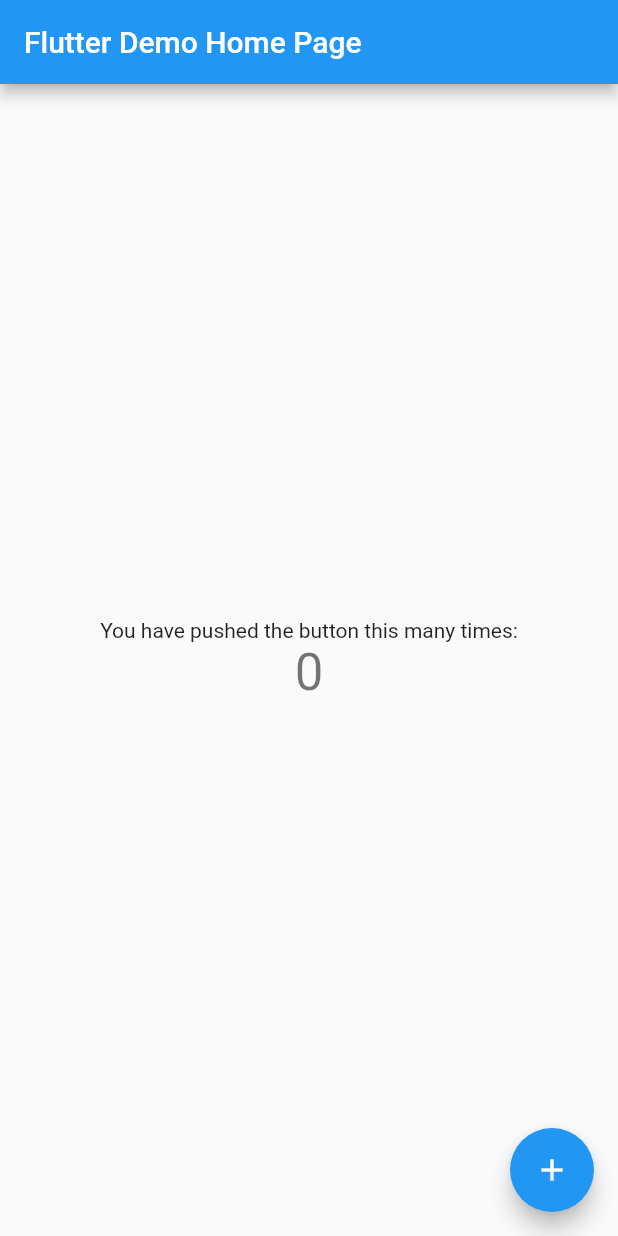
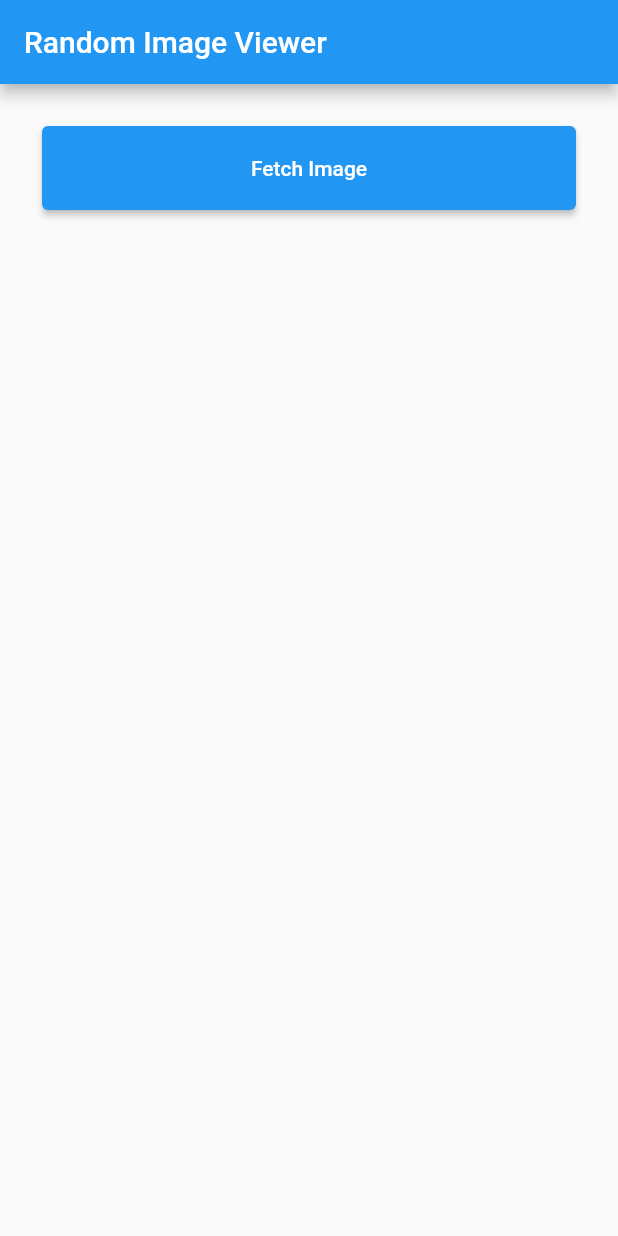
Before and after one commit to norman17uy/sample_app_theoria, a Flutter app: the screen it shows after launch, on a phone screen of 412 x 824 dp. Run offline on Flutter 3.47's test engine with Material 2 defaults, Android fonts, the phone set to English and light mode, and no system bars; our stand-ins replace bloc, dartz, equatable, flutter_bloc, flutter_easyloading, get_it and 1 more; generated files the repository leaves out were written again.

```diff
--- a/lib/features/random_image/presentation/bloc/random_image_bloc.dart
+++ b/lib/features/random_image/presentation/bloc/random_image_bloc.dart
@@ -1,13 +1,36 @@
 import 'package:bloc/bloc.dart';
 import 'package:equatable/equatable.dart';
+
+import 'package:sample_app_theoria/features/random_image/data/models/image_model.dart';
+import 'package:sample_app_theoria/features/random_image/domain/usecases/get_random_image.dart';
 
 part 'random_image_event.dart';
 part 'random_image_state.dart';
 
+const String unknownError = 'Unknown error occured. Please try again.';
+
 class RandomImageBloc extends Bloc<RandomImageEvent, RandomImageState> {
-  RandomImageBloc() : super(RandomImageInitial()) {
-    on<RandomImageEvent>((event, emit) {
-      // TODO: implement event handler
-    });
+  final GetRandomImage getRandomImage;
+  RandomImageBloc(
+    this.getRandomImage,
+  ) : super(RandomImageInitial()) {
+    on<FetchRandomImage>(_onGetRandomImage);
+  }
+
+  void _onGetRandomImage(
+    FetchRandomImage event,
+    Emitter<RandomImageState> emit,
+  ) async {
+    emit(RandomImageLoading());
+
+    final failureOrImageDetails = await getRandomImage();
+    failureOrImageDetails.fold(
+      (l) => emit(
+        const RandomImageLoadedError(message: unknownError),
+      ),
+      (imageDetails) => emit(
+        RandomImageLoaded(imageModel: imageDetails),
+      ),
+    );
   }
 }
--- a/lib/features/random_image/presentation/bloc/random_image_event.dart
+++ b/lib/features/random_image/presentation/bloc/random_image_event.dart
@@ -6,3 +6,5 @@
   @override
   List<Object> get props => [];
 }
+
+class FetchRandomImage extends RandomImageEvent {}
--- a/lib/features/random_image/presentation/bloc/random_image_state.dart
+++ b/lib/features/random_image/presentation/bloc/random_image_state.dart
@@ -6,4 +6,25 @@
   @override
   List<Object> get props => [];
 }
+
 class RandomImageInitial extends RandomImageState {}
+
+class RandomImageLoading extends RandomImageState {}
+
+class RandomImageLoaded extends RandomImageState {
+  final ImageModel imageModel;
+  const RandomImageLoaded({
+    required this.imageModel,
+  });
+  @override
+  List<Object> get props => [];
+}
+
+class RandomImageLoadedError extends RandomImageState {
+  final String message;
+  const RandomImageLoadedError({
+    required this.message,
+  });
+  @override
+  List<Object> get props => [message];
+}
--- /dev/null
+++ b/lib/features/random_image/presentation/pages/random_image_page.dart
@@ -0,0 +1,65 @@
+import 'package:flutter/material.dart';
+import 'package:flutter_bloc/flutter_bloc.dart';
+import 'package:flutter_easyloading/flutter_easyloading.dart';
+import 'package:sample_app_theoria/features/random_image/presentation/bloc/random_image_bloc.dart';
+import 'package:sample_app_theoria/features/random_image/presentation/widgets/widgets.dart';
+import '../../../../injection_container.dart';
+
+class RandomImagePage extends StatelessWidget {
+  const RandomImagePage({Key? key}) : super(key: key);
+
+  @override
+  Widget build(BuildContext context) {
+    return Scaffold(
+        appBar: AppBar(
+          title: const Text("Random Image Viewer"),
+        ),
+        body: _buildBody());
+  }
+
+  Widget _buildBody() {
+    return BlocProvider(
+      create: (_) => sl<RandomImageBloc>(),
+      child: ScrollableContent(
+        children: [
+          BlocConsumer<RandomImageBloc, RandomImageState>(
+            listener: (context, state) async {
+              if (state is RandomImageLoading) {
+                await EasyLoading.show(
+                  status: 'fetching...',
+                  maskType: EasyLoadingMaskType.black,
+                );
+              }
+              {
+                await EasyLoading.dismiss();
+              }
+            },
+            builder: (context, state) {
+              if (state is RandomImageLoaded) {
+                return ImageDetailsContainer(imageModel: state.imageModel);
+              } else if (state is RandomImageLoadedError) {
+                return MessageDisplay(message: state.message);
+              } else {
+                return const SizedBox();
+              }
+            },
+          ),
+          BlocBuilder<RandomImageBloc, RandomImageState>(
+            builder: (context, state) {
+              if (state is RandomImageLoading) {
+                return const SizedBox();
+              } else {
+                return CustomButton(
+                  buttonLabel: "Fetch Image",
+                  onButtonPressed: () {
+                    context.read<RandomImageBloc>().add(FetchRandomImage());
+                  },
+                );
+              }
+            },
+          ),
+        ],
+      ),
+    );
+  }
+}
--- /dev/null
+++ b/lib/features/random_image/presentation/widgets/custom_button.dart
@@ -0,0 +1,30 @@
+import 'package:flutter/material.dart';
+
+class CustomButton extends StatelessWidget {
+  final String buttonLabel;
+  final double? width;
+  final VoidCallback onButtonPressed;
+  const CustomButton({
+    Key? key,
+    required this.buttonLabel,
+    this.width,
+    required this.onButtonPressed,
+  }) : super(key: key);
+
+  @override
+  Widget build(BuildContext context) {
+    return Padding(
+      padding: const EdgeInsets.all(8.0),
+      child: SizedBox(
+        width: width ?? MediaQuery.of(context).size.width,
+        child: ElevatedButton(
+          style: ElevatedButton.styleFrom(
+              primary: Colors.blue,
+              padding: const EdgeInsets.symmetric(vertical: 20)),
+          onPressed: onButtonPressed,
+          child: Text(buttonLabel),
+        ),
+      ),
+    );
+  }
+}
--- /dev/null
+++ b/lib/features/random_image/presentation/widgets/scrollable_content.dart
@@ -0,0 +1,20 @@
+import 'package:flutter/material.dart';
+
+class ScrollableContent extends StatelessWidget {
+  final List<Widget> children;
+  const ScrollableContent({Key? key, required this.children}) : super(key: key);
+
+  @override
+  Widget build(BuildContext context) {
+    return SingleChildScrollView(
+      child: Padding(
+        padding: const EdgeInsets.all(20.0),
+        child: Column(
+          mainAxisAlignment: MainAxisAlignment.spaceEvenly,
+          crossAxisAlignment: CrossAxisAlignment.center,
+          children: children,
+        ),
+      ),
+    );
+  }
+}
--- /dev/null
+++ b/lib/features/random_image/presentation/widgets/widgets.dart
@@ -0,0 +1,4 @@
+export 'scrollable_content.dart';
+export 'custom_button.dart';
+export 'message_display.dart';
+export 'image_details_container.dart';
--- a/lib/main.dart
+++ b/lib/main.dart
@@ -1,115 +1,27 @@
 import 'package:flutter/material.dart';
+import 'package:flutter_easyloading/flutter_easyloading.dart';
+
+import 'features/random_image/presentation/pages/random_image_page.dart';
+import 'injection_container.dart' as di;
 
 void main() {
+  WidgetsFlutterBinding.ensureInitialized();
+  di.init();
   runApp(const MyApp());
 }
 
 class MyApp extends StatelessWidget {
   const MyApp({Key? key}) : super(key: key);
 
-  // This widget is the root of your application.
   @override
   Widget build(BuildContext context) {
     return MaterialApp(
-      title: 'Flutter Demo',
+      title: 'Image Viewer',
       theme: ThemeData(
-        // This is the theme of your application.
-        //
-        // Try running your application with "flutter run". You'll see the
-        // application has a blue toolbar. Then, without quitting the app, try
-        // changing the primarySwatch below to Colors.green and then invoke
-        // "hot reload" (press "r" in the console where you ran "flutter run",
-        // or simply save your changes to "hot reload" in a Flutter IDE).
-        // Notice that the counter didn't reset back to zero; the application
-        // is not restarted.
         primarySwatch: Colors.blue,
       ),
-      home: const MyHomePage(title: 'Flutter Demo Home Page'),
+      home: const RandomImagePage(),
+      builder: EasyLoading.init(),
     );
   }
 }
-
-class MyHomePage extends StatefulWidget {
-  const MyHomePage({Key? key, required this.title}) : super(key: key);
-
-  // This widget is the home page of your application. It is stateful, meaning
-  // that it has a State object (defined below) that contains fields that affect
-  // how it looks.
-
-  // This class is the configuration for the state. It holds the values (in this
-  // case the title) provided by the parent (in this case the App widget) and
-  // used by the build method of the State. Fields in a Widget subclass are
-  // always marked "final".
-
-  final String title;
-
-  @override
-  State<MyHomePage> createState() => _MyHomePageState();
-}
-
-class _MyHomePageState extends State<MyHomePage> {
-  int _counter = 0;
-
-  void _incrementCounter() {
-    setState(() {
-      // This call to setState tells the Flutter framework that something has
-      // changed in this State, which causes it to rerun the build method below
-      // so that the display can reflect the updated values. If we changed
-      // _counter without calling setState(), then the build method would not be
-      // called again, and so nothing would appear to happen.
-      _counter++;
-    });
-  }
-
-  @override
-  Widget build(BuildContext context) {
-    // This method is rerun every time setState is called, for instance as done
-    // by the _incrementCounter method above.
-    //
-    // The Flutter framework has been optimized to make rerunning build methods
-    // fast, so that you can just rebuild anything that needs updating rather
-    // than having to individually change instances of widgets.
-    return Scaffold(
-      appBar: AppBar(
-        // Here we take the value from the MyHomePage object that was created by
-        // the App.build method, and use it to set our appbar title.
-        title: Text(widget.title),
-      ),
-      body: Center(
-        // Center is a layout widget. It takes a single child and positions it
-        // in the middle of the parent.
-        child: Column(
-          // Column is also a layout widget. It takes a list of children and
-          // arranges them vertically. By default, it sizes itself to fit its
-          // children horizontally, and tries to be as tall as its parent.
-          //
-          // Invoke "debug painting" (press "p" in the console, choose the
-          // "Toggle Debug Paint" action from the Flutter Inspector in Android
-          // Studio, or the "Toggle Debug Paint" command in Visual Studio Code)
-          // to see the wireframe for each widget.
-          //
-          // Column has various properties to control how it sizes itself and
-          // how it positions its children. Here we use mainAxisAlignment to
-          // center the children vertically; the main axis here is the vertical
-          // axis because Columns are vertical (the cross axis would be
-          // horizontal).
-          mainAxisAlignment: MainAxisAlignment.center,
-          children: <Widget>[
-            const Text(
-              'You have pushed the button this many times:',
-            ),
-            Text(
-              '$_counter',
-              style: Theme.of(context).textTheme.headline4,
-            ),
-          ],
-        ),
-      ),
-      floatingActionButton: FloatingActionButton(
-        onPressed: _incrementCounter,
-        tooltip: 'Increment',
-        child: const Icon(Icons.add),
-      ), // This trailing comma makes auto-formatting nicer for build methods.
-    );
-  }
-}
--- a/pubspec.yaml
+++ b/pubspec.yaml
@@ -1,7 +1,5 @@
 name: sample_app_theoria
 description: A new Flutter project.
-
-
 
 publish_to: 'none'
 
@@ -12,6 +10,7 @@
 
 dependencies:
   bloc_test: ^9.0.3
+  cached_network_image: ^3.2.1
   connectivity_plus: ^2.3.0
   cupertino_icons: ^1.0.2
   dartz: ^0.10.1
@@ -19,6 +18,7 @@
   flutter:
     sdk: flutter
   flutter_bloc: ^8.0.1
+  flutter_easyloading: ^3.0.5
   get_it: ^7.2.0
   http: ^0.13.4
   internet_connection_checker: ^0.0.1+4
```
Also changed, not shown: lib/features/random_image/presentation/widgets/image_details_container.dart (added, +45 -0 lines), lib/features/random_image/presentation/widgets/message_display.dart (added, +20 -0 lines), lib/injection_container.dart (added, +40 -0 lines), pubspec.lock, 4 other files.
